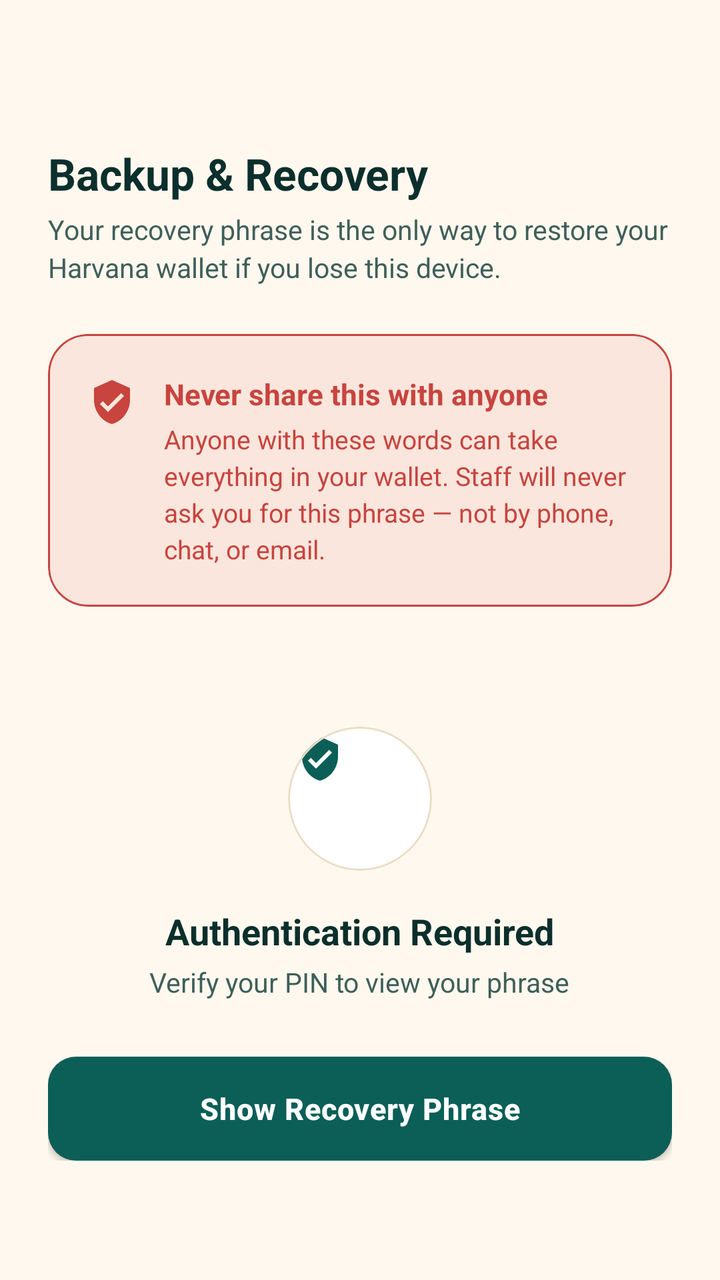
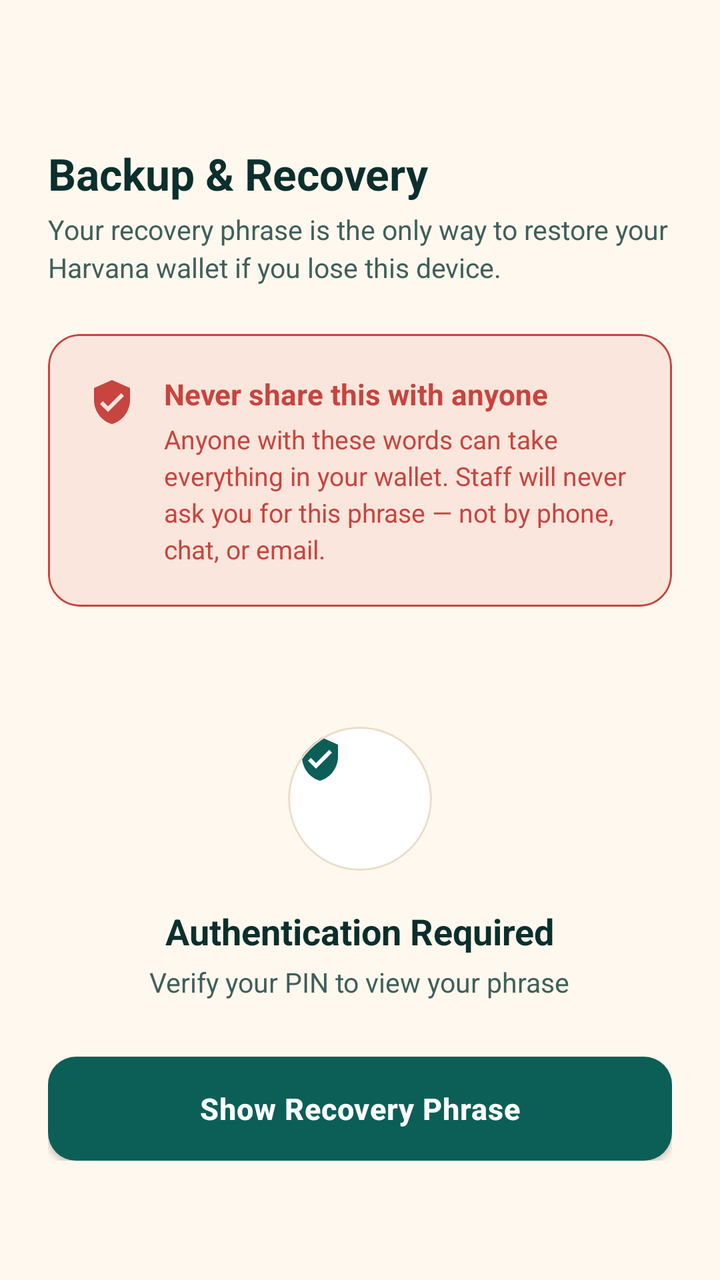

Two renders of the same Android screen: before a commit and after it. Below are the layout's source before the change and the commit's diff.
<!-- AndroidManifest.xml: application theme AppTheme -->
<!-- res/layout/backup_recovery.xml -->
<androidx.coordinatorlayout.widget.CoordinatorLayout
	xmlns:android="http://schemas.android.com/apk/res/android"
	xmlns:app="http://schemas.android.com/apk/res-auto"
	xmlns:tools="http://schemas.android.com/tools"
	android:id="@+id/_coordinator"
	android:layout_width="match_parent"
	android:layout_height="match_parent">
	<com.google.android.material.appbar.AppBarLayout
		android:id="@+id/_app_bar"
		android:layout_width="match_parent"
		android:layout_height="wrap_content"
		android:theme="@style/AppTheme.AppBarOverlay"
		app:elevation="0dp"
		android:stateListAnimator="@null">
		<androidx.appcompat.widget.Toolbar
			android:id="@+id/_toolbar"
			android:layout_width="match_parent"
			android:layout_height="?attr/actionBarSize"
			android:background="?attr/appBarColor"
			app:popupTheme="@style/AppTheme.PopupOverlay" />
	</com.google.android.material.appbar.AppBarLayout>
	<androidx.core.widget.NestedScrollView
		android:layout_width="match_parent"
		android:layout_height="match_parent"
		android:fillViewport="true"
		android:overScrollMode="never"
		app:layout_behavior="@string/appbar_scrolling_view_behavior">
		<LinearLayout
			android:id="@+id/linear49"
			android:layout_width="match_parent"
			android:layout_height="wrap_content"
			android:paddingTop="16dp"
			android:paddingBottom="40dp"
			android:orientation="vertical"
			android:paddingHorizontal="24dp">
			<com.google.android.material.textview.MaterialTextView
				android:id="@+id/textview52"
				android:layout_width="match_parent"
				android:layout_height="wrap_content"
				android:text="Backup &amp; Recovery"
				android:textSize="22sp"
				android:textStyle="bold"
				android:textColor="@color/colorTextPrimary" />
			<com.google.android.material.textview.MaterialTextView
				android:id="@+id/textview53"
				android:layout_width="match_parent"
				android:layout_height="wrap_content"
				android:layout_marginTop="4dp"
				android:layout_marginBottom="24dp"
				android:text="Your recovery phrase is the only way to restore your Harvana wallet if you lose this device."
				android:textColor="@color/colorTextSecondary"
				android:textSize="13.5sp"
				android:lineSpacingExtra="3dp" />
			<com.google.android.material.card.MaterialCardView
				android:id="@+id/cardview8"
				android:layout_width="match_parent"
				android:layout_height="wrap_content"
				android:layout_marginBottom="28dp"
				app:cardBackgroundColor="@color/colorErrorSoft"
				app:cardCornerRadius="20dp"
				app:cardElevation="0dp"
				app:strokeColor="@color/colorError"
				app:strokeWidth="1dp">
				<LinearLayout
					android:id="@+id/linear50"
					android:layout_width="match_parent"
					android:layout_height="wrap_content"
					android:padding="20dp"
					android:orientation="horizontal">
					<ImageView
						android:id="@+id/imageview44"
						android:layout_width="24dp"
						android:layout_height="24dp"
						android:layout_marginTop="2dp"
						android:src="@drawable/ic_shield"
						android:scaleType="centerInside"
						android:layout_marginEnd="14dp"
						app:tint="@color/colorError" />
					<LinearLayout
						android:id="@+id/linear51"
						android:layout_width="match_parent"
						android:layout_height="wrap_content"
						android:orientation="vertical">
						<com.google.android.material.textview.MaterialTextView
							android:id="@+id/textview54"
							android:layout_width="match_parent"
							android:layout_height="wrap_content"
							android:text="Never share this with anyone"
							android:textStyle="bold"
							android:textColor="@color/colorError"
							android:textSize="14.5sp" />
						<com.google.android.material.textview.MaterialTextView
							android:id="@+id/textview55"
							android:layout_width="match_parent"
							android:layout_height="wrap_content"
							android:layout_marginTop="4dp"
							android:text="Anyone with these words can take everything in your wallet. Staff will never ask you for this phrase — not by phone, chat, or email."
							android:textSize="13sp"
							android:textColor="@color/colorError"
							android:lineSpacingExtra="3dp" />
					</LinearLayout>
				</LinearLayout>
			</com.google.android.material.card.MaterialCardView>
			<LinearLayout
				android:id="@+id/layoutLockedState"
				android:layout_width="match_parent"
				android:layout_height="wrap_content"
				android:gravity="center_horizontal|center_vertical"
				android:orientation="vertical"
				android:paddingVertical="32dp">
				<com.google.android.material.card.MaterialCardView
					android:id="@+id/cardview9"
					android:layout_width="72dp"
					android:layout_height="72dp"
					app:cardBackgroundColor="@color/colorSurface"
					app:cardCornerRadius="36dp"
					app:cardElevation="0dp"
					app:strokeColor="@color/colorCardStroke"
					app:strokeWidth="1dp">
					<ImageView
						android:id="@+id/imageview45"
						android:layout_width="32dp"
						android:layout_height="32dp"
						android:src="@drawable/ic_shield"
						android:scaleType="centerInside"
						app:tint="@color/colorAccent" />
				</com.google.android.material.card.MaterialCardView>
				<com.google.android.material.textview.MaterialTextView
					android:id="@+id/textview56"
					android:layout_width="wrap_content"
					android:layout_height="wrap_content"
					android:layout_marginTop="18dp"
					android:text="Authentication Required"
					android:textSize="18sp"
					android:textStyle="bold"
					android:textColor="@color/colorTextPrimary" />
				<com.google.android.material.textview.MaterialTextView
					android:id="@+id/textview57"
					android:layout_width="wrap_content"
					android:layout_height="wrap_content"
					android:layout_marginTop="4dp"
					android:text="Verify your PIN to view your phrase"
					android:textColor="@color/colorTextSecondary"
					android:textSize="13.5sp" />
				<com.google.android.material.button.MaterialButton
					android:id="@+id/btnRevealPhrase"
					android:layout_width="match_parent"
					android:layout_height="52dp"
					android:layout_marginTop="28dp"
					android:text="Show Recovery Phrase"
					android:textSize="15sp"
					android:textStyle="bold"
					android:textColor="@color/colorTextOnAccent"
					android:textAllCaps="false"
					app:backgroundTint="@color/colorAccent"
					app:cornerRadius="14dp"
					app:elevation="0dp" />
			</LinearLayout>
			<LinearLayout
				android:id="@+id/layoutRevealedState"
				android:layout_width="match_parent"
				android:layout_height="wrap_content"
				android:orientation="vertical"
				android:visibility="gone">
				<com.google.android.material.card.MaterialCardView
					android:id="@+id/cardview10"
					android:layout_width="match_parent"
					android:layout_height="wrap_content"
					app:cardBackgroundColor="@color/colorSurface"
					app:cardCornerRadius="20dp"
					app:cardElevation="0dp"
					app:strokeColor="@color/colorCardStroke"
					app:strokeWidth="1dp">
					<GridLayout
						android:id="@+id/gridMnemonicWords"
						android:layout_width="match_parent"
						android:layout_height="wrap_content"
						android:padding="20dp"
						android:columnCount="2"
						android:useDefaultMargins="true" />
				</com.google.android.material.card.MaterialCardView>
				<com.google.android.material.button.MaterialButton
					android:id="@+id/btnCopyPhrase"
					android:layout_width="match_parent"
					android:layout_height="52dp"
					android:layout_marginTop="20dp"
					android:text="Copy to Clipboard (clears in 30s)"
					android:textStyle="bold"
					android:textColor="@color/colorTextPrimary"
					android:textSize="14.5sp"
					style="@style/Widget.MaterialComponents.Button.OutlinedButton"
					android:textAllCaps="false"
					app:backgroundTint="@color/colorSurfaceRaised"
					app:cornerRadius="14dp"
					app:elevation="0dp"
					app:strokeColor="@color/colorCardStroke"
					app:strokeWidth="1dp" />
				<com.google.android.material.textview.MaterialTextView
					android:id="@+id/textview58"
					android:layout_width="match_parent"
					android:layout_height="wrap_content"
					android:layout_marginTop="20dp"
					android:gravity="center_horizontal|center_vertical"
					android:text="Write these words down in order and store them somewhere safe and offline."
					android:textSize="12sp"
					android:textColor="@color/colorTextTertiary"
					android:lineSpacingExtra="3dp" />
			</LinearLayout>
		</LinearLayout>
	</androidx.core.widget.NestedScrollView>
</androidx.coordinatorlayout.widget.CoordinatorLayout>
<!-- resources referenced by this layout -->
<resources>
  <color name="colorAccent">#0B5F57</color>
  <color name="colorCardStroke">#EBDCC5</color>
  <color name="colorError">#C8443F</color>
  <color name="colorErrorSoft">#1AC8443F</color>
  <color name="colorSurface">#FFFFFF</color>
  <color name="colorSurfaceRaised">#F6E7CF</color>
  <color name="colorTextOnAccent">#FFFFFF</color>
  <color name="colorTextPrimary">#0B2F2C</color>
  <color name="colorTextSecondary">#3F5F5A</color>
  <color name="colorTextTertiary">#587570</color>
  <style name="AppTheme.AppBarOverlay" parent="ThemeOverlay.MaterialComponents.Light">
          
          <item name="android:textColorPrimary">?attr/onAppBarColor</item>
          <item name="android:textColorSecondary">?attr/onAppBarColor</item>
          <item name="colorControlNormal">?attr/onAppBarColor</item>
          <item name="colorOnSurface">?attr/onAppBarColor</item>
      </style>
  <style name="AppTheme.PopupOverlay" parent="ThemeOverlay.MaterialComponents.Light">
          <item name="popupMenuStyle">@style/HarvanaPopupMenu</item>
          <item name="actionOverflowMenuStyle">@style/HarvanaPopupMenu</item>
      </style>
  <style name="HarvanaPopupMenu" parent="Widget.MaterialComponents.PopupMenu">
          <item name="android:popupBackground">@drawable/bg_popup_menu</item>
          <item name="android:popupElevation">10dp</item>
      </style>
  <style name="HarvanaSpinner" parent="Widget.AppCompat.Spinner">
          <item name="android:popupBackground">@color/colorSurface</item>
          <item name="android:dropDownSelector">@color/colorAccentRipple</item>
      </style>
  <!-- drawable ic_nav_back (drawable) -->
  <?xml version="1.0" encoding="utf-8"?>
  <vector xmlns:android="http://schemas.android.com/apk/res/android"
      android:width="24dp" android:height="24dp" android:viewportWidth="24" android:viewportHeight="24"
      android:autoMirrored="true"
      android:tint="?attr/colorControlNormal">
      <path android:fillColor="#FFFFFFFF" android:pathData="M20,11H7.83l5.59,-5.59L12,4l-8,8 8,8 1.41,-1.41L7.83,13H20v-2z" />
  </vector>
  <style name="HarvanaTextView" parent="android:Widget.TextView">
          <item name="android:textColor">@color/colorTextPrimary</item>
      </style>
  <color name="colorBackground">#FFF8EE</color>
  <color name="colorAccentDark">#084A44</color>
  <color name="colorTextPrimaryWhite">#FFFFFF</color>
  <color name="colorControlNormal">#587570</color>
  <color name="colorAccentRipple">#1A0B5F57</color>
  <color name="colorAccentStroke">#330B5F57</color>
  <color name="colorAccentStrong">#053D3A</color>
  <!-- drawable bg_popup_menu (drawable) -->
  <?xml version="1.0" encoding="utf-8"?>
  <shape xmlns:android="http://schemas.android.com/apk/res/android" android:shape="rectangle">
      <solid android:color="@color/colorPopupSurface" />
      <stroke android:width="1dp" android:color="@color/colorCardStroke" />
      <corners android:radius="14dp" />
  </shape>
  <style name="HarvanaDialogButton" parent="Widget.MaterialComponents.Button.TextButton.Dialog">
          <item name="android:textColor">@color/colorAccent</item>
          <item name="android:minHeight">48dp</item>
      </style>
  <style name="HarvanaBottomSheetStyle" parent="Widget.MaterialComponents.BottomSheet.Modal">
          <item name="backgroundTint">?attr/colorSurface</item>
          <item name="shapeAppearanceOverlay">@style/HarvanaBottomSheetShape</item>
      </style>
  <color name="colorPopupSurface">#F6E9D2</color>
  <style name="HarvanaBottomSheetShape" parent="">
          <item name="cornerFamily">rounded</item>
          <item name="cornerSizeTopLeft">20dp</item>
          <item name="cornerSizeTopRight">20dp</item>
          <item name="cornerSizeBottomLeft">0dp</item>
          <item name="cornerSizeBottomRight">0dp</item>
      </style>
  <!-- unchanged entries left out for length: 6 -->
</resources>

<!-- the commit's change to res/layout/backup_recovery.xml (unified diff, before → after) -->
@@ -57,7 +57,7 @@
 				android:layout_height="wrap_content"
 				android:layout_marginBottom="28dp"
 				app:cardBackgroundColor="@color/colorErrorSoft"
-				app:cardCornerRadius="20dp"
+				app:cardCornerRadius="16dp"
 				app:cardElevation="0dp"
 				app:strokeColor="@color/colorError"
 				app:strokeWidth="1dp">
@@ -167,7 +167,7 @@
 					android:layout_width="match_parent"
 					android:layout_height="wrap_content"
 					app:cardBackgroundColor="@color/colorSurface"
-					app:cardCornerRadius="20dp"
+					app:cardCornerRadius="16dp"
 					app:cardElevation="0dp"
 					app:strokeColor="@color/colorCardStroke"
 					app:strokeWidth="1dp">
<!-- resource entries referenced after the edit -->
@@ -5,7 +5,7 @@
   <color name="colorError">#C8443F</color>
   <color name="colorErrorSoft">#1AC8443F</color>
   <color name="colorSurface">#FFFFFF</color>
-  <color name="colorSurfaceRaised">#F6E7CF</color>
+  <color name="colorSurfaceRaised">@color/colorSurfaceAlt</color>
   <color name="colorTextOnAccent">#FFFFFF</color>
   <color name="colorTextPrimary">#0B2F2C</color>
   <color name="colorTextSecondary">#3F5F5A</color>
@@ -21,6 +21,7 @@
           <item name="popupMenuStyle">@style/HarvanaPopupMenu</item>
           <item name="actionOverflowMenuStyle">@style/HarvanaPopupMenu</item>
       </style>
+  <color name="colorSurfaceAlt">#FFF0DB</color>
   <style name="HarvanaPopupMenu" parent="Widget.MaterialComponents.PopupMenu">
           <item name="android:popupBackground">@drawable/bg_popup_menu</item>
           <item name="android:popupElevation">10dp</item>
@@ -62,7 +63,7 @@
           <item name="backgroundTint">?attr/colorSurface</item>
           <item name="shapeAppearanceOverlay">@style/HarvanaBottomSheetShape</item>
       </style>
-  <color name="colorPopupSurface">#F6E9D2</color>
+  <color name="colorPopupSurface">@color/colorSurface</color>
   <style name="HarvanaBottomSheetShape" parent="">
           <item name="cornerFamily">rounded</item>
           <item name="cornerSizeTopLeft">20dp</item>
